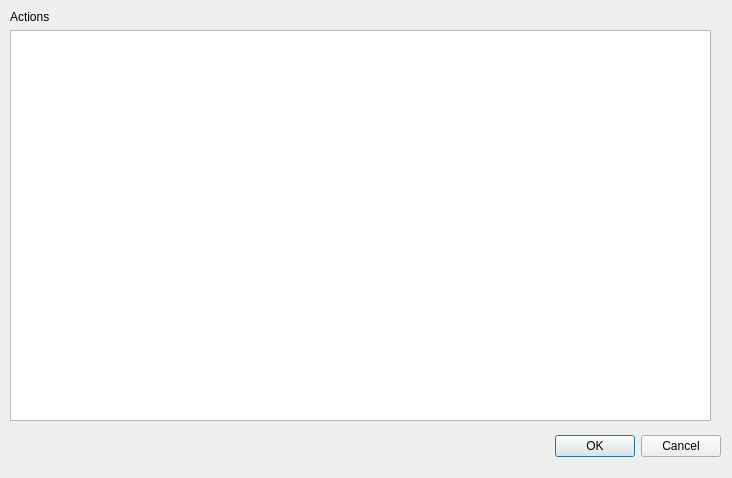
Before: the Qt Designer form src/QuestActionsDialog.ui in lpenguin/QxEditor-Qt, drawn with Qt 5.
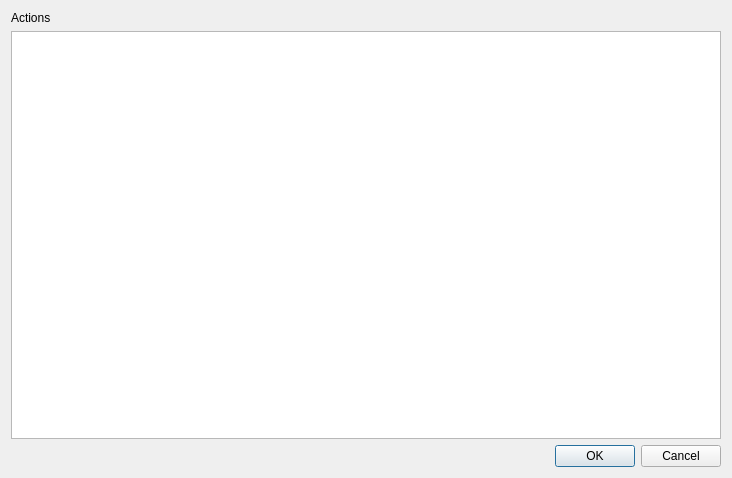
After: the same form once the commit is applied. Custom widgets are drawn as their Qt base class.

Commit message: + Добавлены классы логики квестов QuestLogic, и их конвпертация в ECMAScript * При импорте *.qm учитываются ограничения на параметры и их диапазоны вывода

Diff of the .ui file:
```diff
--- a/src/QuestActionsDialog.ui
+++ b/src/QuestActionsDialog.ui
@@ -13,31 +13,8 @@
   <property name="windowTitle">
    <string>Dialog</string>
   </property>
-  <widget class="QDialogButtonBox" name="buttonBox">
-   <property name="geometry">
-    <rect>
-     <x>380</x>
-     <y>430</y>
-     <width>341</width>
-     <height>32</height>
-    </rect>
-   </property>
-   <property name="orientation">
-    <enum>Qt::Horizontal</enum>
-   </property>
-   <property name="standardButtons">
-    <set>QDialogButtonBox::Cancel|QDialogButtonBox::Ok</set>
-   </property>
-  </widget>
-  <widget class="QWidget" name="layoutWidget">
-   <property name="geometry">
-    <rect>
-     <x>10</x>
-     <y>10</y>
-     <width>701</width>
-     <height>411</height>
-    </rect>
-   </property>
+  <layout class="QVBoxLayout" name="verticalLayout_2">
+   <item>
    <layout class="QVBoxLayout" name="verticalLayout">
     <item>
      <widget class="QLabel" name="label">
@@ -54,7 +31,7 @@
        </font>
       </property>
       <property name="lineWrapMode">
-       <enum>QTextEdit::WidgetWidth</enum>
+        <enum>QTextEdit::NoWrap</enum>
       </property>
       <property name="tabStopWidth">
        <number>40</number>
@@ -62,7 +39,18 @@
      </widget>
     </item>
    </layout>
-  </widget>
+   </item>
+   <item>
+    <widget class="QDialogButtonBox" name="buttonBox">
+     <property name="orientation">
+      <enum>Qt::Horizontal</enum>
+     </property>
+     <property name="standardButtons">
+      <set>QDialogButtonBox::Cancel|QDialogButtonBox::Ok</set>
+     </property>
+    </widget>
+   </item>
+  </layout>
  </widget>
  <customwidgets>
   <customwidget>
```
Lines whose indentation alone changed are shown as unchanged. The commit also changes 11 other files.
